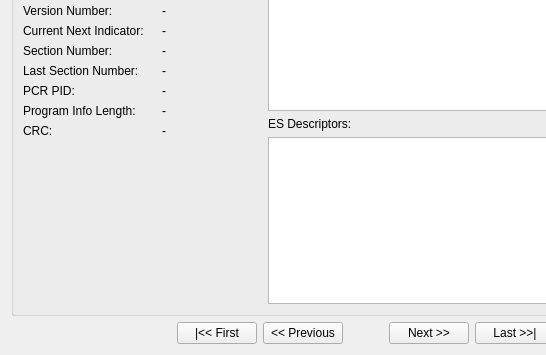
Above: src/ui/main_window.ui from DiPaolo/pmt-viewer-next before the change; both pictures show x 0 to 546 and y 144 to 499 of the 732 by 499 pixel window. Below: the same form after it.
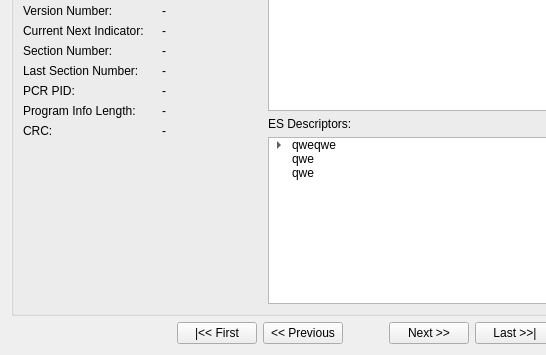
That is the form after the change.

Commit message: fill descriptor UI elements

What changed in the file:
```diff
--- a/src/ui/main_window.ui
+++ b/src/ui/main_window.ui
@@ -298,6 +298,36 @@
             <string notr="true">1</string>
            </property>
           </column>
+          <item>
+           <property name="text">
+            <string>qweqwe</string>
+           </property>
+           <item>
+            <property name="text">
+             <string>qwe</string>
+            </property>
+           </item>
+           <item>
+            <property name="text">
+             <string>qwe</string>
+            </property>
+           </item>
+           <item>
+            <property name="text">
+             <string>qwe</string>
+            </property>
+           </item>
+          </item>
+          <item>
+           <property name="text">
+            <string>qwe</string>
+           </property>
+          </item>
+          <item>
+           <property name="text">
+            <string>qwe</string>
+           </property>
+          </item>
          </widget>
         </item>
        </layout>
```
The commit also changes 1 other file.
